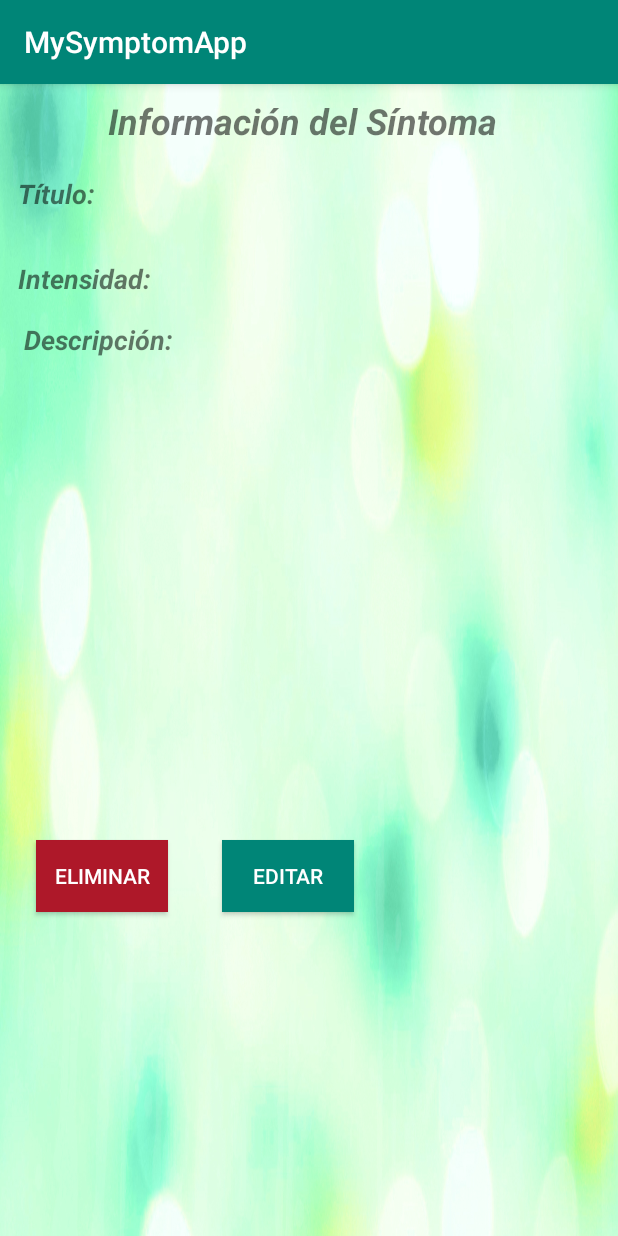
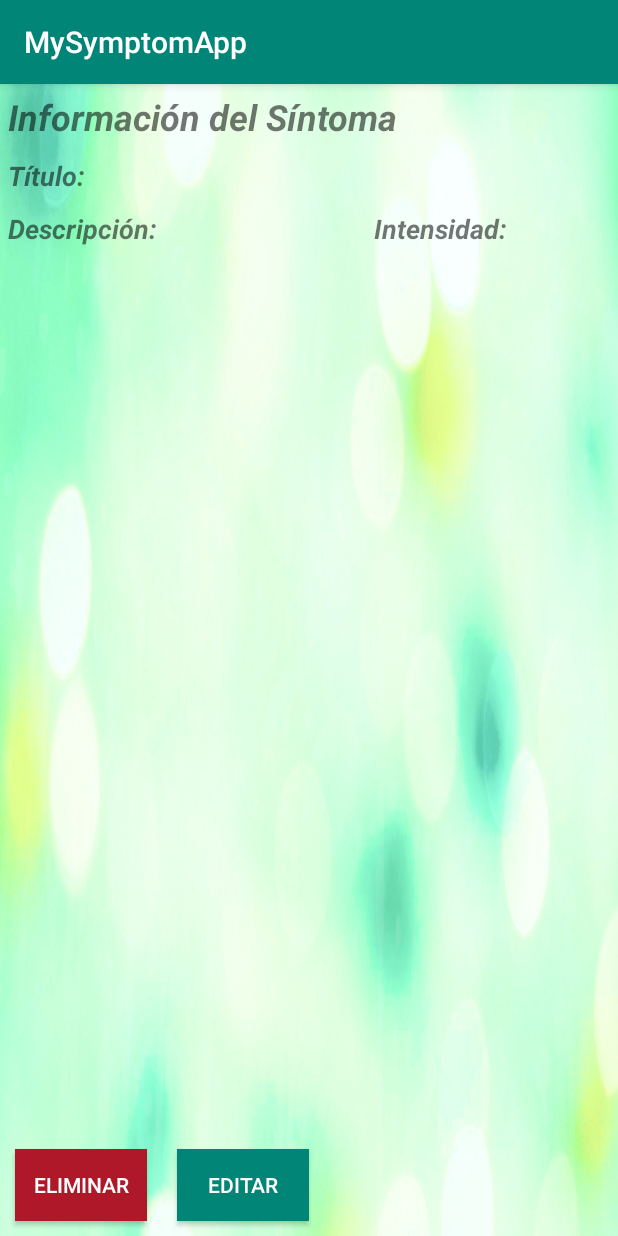
Before and after one commit to alucardthefish/my-symptom-app, an Android app: the SeeSymptomActivity screen opened directly, with no data from a screen before it, on a phone screen of 412 x 824 dp. Run offline under Robolectric (Android 15) with nearby library versions, the phone set to English and light mode, and no system bars; our stand-ins replace Firebase (no records; nobody signed in at launch, a user with empty details on screens opened directly).

Commit message:
Update layouts to LinearLayout

```diff
--- a/app/src/main/java/com/sop/firebasech2/addOccurenceActivity.java
+++ b/app/src/main/java/com/sop/firebasech2/addOccurenceActivity.java
@@ -22,7 +22,7 @@ import com.sop.firebasech2.objetos.Router;
 
 public class addOccurenceActivity extends AppCompatActivity {
 
-    private Button mButtonProfile;
+    //private Button mButtonProfile;
     private Button mButtonAddOccurence;
     private Spinner mSpinnerIntensity;
     private EditText et_occurence_title;
@@ -47,14 +47,14 @@ public class addOccurenceActivity extends AppCompatActivity {
         spinner_intensities = findViewById(R.id.spinner);
 
         // Button for going back to profile activity
-        mButtonProfile = findViewById(R.id.btn_goto_profile);
+        /*mButtonProfile = findViewById(R.id.btn_goto_profile);
         mButtonProfile.setOnClickListener(new View.OnClickListener() {
             @Override
             public void onClick(View v) {
                 Router router = new Router(addOccurenceActivity.this);
                 router.goto_profile(user);
             }
-        });
+        });*/
 
         // Button for add a new occurence in the database
         mButtonAddOccurence = findViewById(R.id.btn_add);
--- a/app/src/main/res/layout/activity_see_symptom.xml
+++ b/app/src/main/res/layout/activity_see_symptom.xml
@@ -1,126 +1,120 @@
 <?xml version="1.0" encoding="utf-8"?>
-<android.support.constraint.ConstraintLayout xmlns:android="http://schemas.android.com/apk/res/android"
+<LinearLayout xmlns:android="http://schemas.android.com/apk/res/android"
     xmlns:app="http://schemas.android.com/apk/res-auto"
     xmlns:tools="http://schemas.android.com/tools"
     android:layout_width="match_parent"
     android:layout_height="match_parent"
+    android:orientation="vertical"
     android:background="@drawable/minimalisbg"
     tools:context=".SeeSymptomActivity">
 
     <TextView
         android:id="@+id/textViewHeader"
-        android:layout_width="wrap_content"
+        android:layout_width="match_parent"
         android:layout_height="wrap_content"
-        android:layout_marginTop="8dp"
-        android:layout_marginEnd="8dp"
-        android:layout_marginRight="8dp"
+        android:layout_margin="5dp"
         android:text="@string/et_header_symptom"
         android:textSize="24sp"
-        android:textStyle="bold|italic"
-        app:layout_constraintEnd_toEndOf="parent"
-        app:layout_constraintStart_toStartOf="parent"
-        app:layout_constraintTop_toTopOf="parent" />
+        android:textStyle="bold|italic"/>
+
+    <LinearLayout
+        android:layout_width="match_parent"
+        android:layout_height="wrap_content">
 
         <TextView
             android:id="@+id/textViewTitle"
             android:layout_width="wrap_content"
             android:layout_height="wrap_content"
-        android:layout_marginStart="12dp"
-        android:layout_marginLeft="12dp"
-        android:layout_marginTop="20dp"
+            android:layout_margin="5dp"
             android:text="@string/et_title"
             android:textSize="18sp"
-        android:textStyle="bold|italic"
-        app:layout_constraintStart_toStartOf="parent"
-        app:layout_constraintTop_toBottomOf="@+id/textViewHeader" />
+            android:textStyle="bold|italic" />
 
         <TextView
             android:id="@+id/textViewForTitle"
             android:layout_width="wrap_content"
             android:layout_height="wrap_content"
-        android:layout_marginStart="16dp"
-        android:layout_marginLeft="16dp"
-        android:layout_marginTop="20dp"
+            android:layout_margin="5dp"
+            android:textSize="18sp" />
+
+    </LinearLayout>
+
+    <LinearLayout
+        android:layout_width="match_parent"
+        android:layout_height="wrap_content">
+
+        <LinearLayout
+            android:layout_width="wrap_content"
+            android:layout_height="wrap_content"
+            android:layout_weight="70">
+
+            <TextView
+                android:id="@+id/textViewDesc"
+                android:layout_width="wrap_content"
+                android:layout_height="wrap_content"
+                android:layout_margin="5dp"
+                android:text="@string/et_desc"
                 android:textSize="18sp"
-        app:layout_constraintStart_toEndOf="@+id/textViewTitle"
-        app:layout_constraintTop_toBottomOf="@+id/textViewHeader" />
+                android:textStyle="bold|italic" />
+
+        </LinearLayout>
+
+        <LinearLayout
+            android:layout_width="wrap_content"
+            android:layout_height="wrap_content"
+            android:layout_weight="30">
 
             <TextView
                 android:id="@+id/textViewIntensity"
                 android:layout_width="wrap_content"
                 android:layout_height="wrap_content"
-        android:layout_marginStart="12dp"
-        android:layout_marginLeft="12dp"
-        android:layout_marginTop="32dp"
+                android:layout_margin="5dp"
                 android:text="@string/et_intensity"
                 android:textSize="18sp"
-        android:textStyle="bold|italic"
-        app:layout_constraintStart_toStartOf="parent"
-        app:layout_constraintTop_toBottomOf="@+id/textViewTitle" />
+                android:textStyle="bold|italic" />
 
             <TextView
                 android:id="@+id/textViewForIntensity"
                 android:layout_width="wrap_content"
                 android:layout_height="wrap_content"
-        android:layout_marginStart="28dp"
-        android:layout_marginLeft="28dp"
-        android:layout_marginTop="32dp"
-        android:textSize="18sp"
-        app:layout_constraintStart_toEndOf="@+id/textViewIntensity"
-        app:layout_constraintTop_toBottomOf="@+id/textViewTitle" />
+                android:layout_margin="5dp"
+                android:textSize="18sp" />
 
-    <TextView
-        android:id="@+id/textViewDesc"
-        android:layout_width="wrap_content"
-        android:layout_height="wrap_content"
-        android:layout_marginStart="16dp"
-        android:layout_marginLeft="16dp"
-        android:layout_marginTop="16dp"
-        android:text="@string/et_desc"
-        android:textSize="18sp"
-        android:textStyle="bold|italic"
-        app:layout_constraintStart_toStartOf="parent"
-        app:layout_constraintTop_toBottomOf="@+id/textViewIntensity" />
+        </LinearLayout>
+
+    </LinearLayout>
 
     <TextView
         android:id="@+id/textViewForDesc"
-        android:layout_width="357dp"
-        android:layout_height="289dp"
-        android:layout_marginStart="24dp"
-        android:layout_marginLeft="24dp"
-        android:layout_marginTop="16dp"
-        android:layout_marginEnd="8dp"
-        android:layout_marginRight="8dp"
+        android:layout_width="match_parent"
+        android:layout_height="119dp"
+        android:layout_weight="30"
+        android:layout_margin="10dp"
         android:scrollbars="vertical"
-        android:textSize="18sp"
-        app:layout_constraintEnd_toEndOf="parent"
-        app:layout_constraintHorizontal_bias="0.0"
-        app:layout_constraintStart_toStartOf="parent"
-        app:layout_constraintTop_toBottomOf="@+id/textViewDesc" />
+        android:textSize="18sp" />
+
+    <LinearLayout
+        android:layout_width="wrap_content"
+        android:layout_height="wrap_content">
 
         <Button
             android:id="@+id/buttonDeleteSymptom"
             android:layout_width="wrap_content"
             android:layout_height="wrap_content"
-        android:layout_marginStart="24dp"
-        android:layout_marginLeft="24dp"
-        android:layout_marginTop="16dp"
+            android:layout_margin="10dp"
             android:background="@color/deleteColorBG"
             android:text="@string/btn_delete"
-        android:textColor="@android:color/white"
-        app:layout_constraintStart_toStartOf="parent"
-        app:layout_constraintTop_toBottomOf="@+id/textViewForDesc" />
+            android:textColor="@android:color/white" />
 
         <Button
             android:id="@+id/buttonUpdateSymptom"
             android:layout_width="wrap_content"
             android:layout_height="wrap_content"
-        android:layout_marginStart="36dp"
-        android:layout_marginLeft="36dp"
-        android:layout_marginTop="16dp"
+            android:layout_margin="10dp"
             android:background="@color/colorPrimary"
-        android:textColor="@android:color/white"
             android:text="@string/btn_update"
-        app:layout_constraintStart_toEndOf="@+id/buttonDeleteSymptom"
-        app:layout_constraintTop_toBottomOf="@+id/textViewForDesc" />
-</android.support.constraint.ConstraintLayout>
+            android:textColor="@android:color/white" />
+
+    </LinearLayout>
+
+</LinearLayout>
--- a/app/src/main/res/values/strings.xml
+++ b/app/src/main/res/values/strings.xml
@@ -11,7 +11,7 @@
     <string name="btn_tolistoccurencesview">Mis Síntomas</string>
     <string name="tv_addOccurence">Describe el padecimiento que estás experimentando</string>
     <string name="hint_et_title">Breve titulo</string>
-    <string name="hint_et_desc">Descripción (opcional)</string>
+    <string name="hint_et_desc">Descripción</string>
     <string name="btn_addoccurence">Agregar</string>
     <string name="btn_gotoprofile">Perfíl</string>
     <string name="tv_spinner_info">Selecciona la intensidad de la ocurrencia</string>
```
Also changed, not shown: app/src/main/res/layout/activity_add_occurence.xml (+36 -84 lines), app/src/main/res/layout/activity_edit_occurence.xml (+23 -32 lines). Lines whose indentation alone changed are shown as unchanged.
